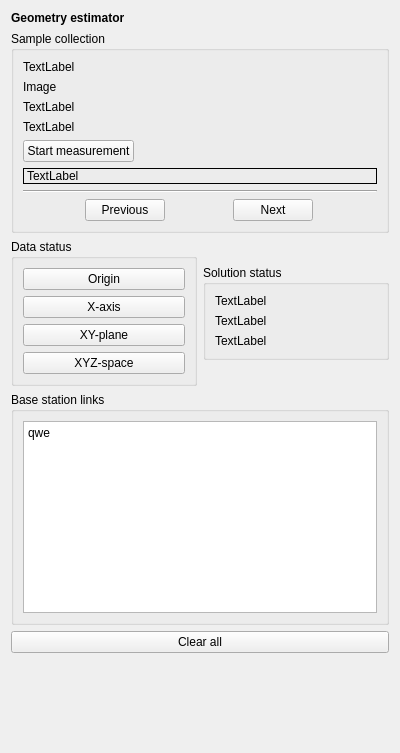
Qt form src/cfclient/ui/widgets/geo_estimator.ui (bitcraze/crazyflie-clients-python) before a commit.
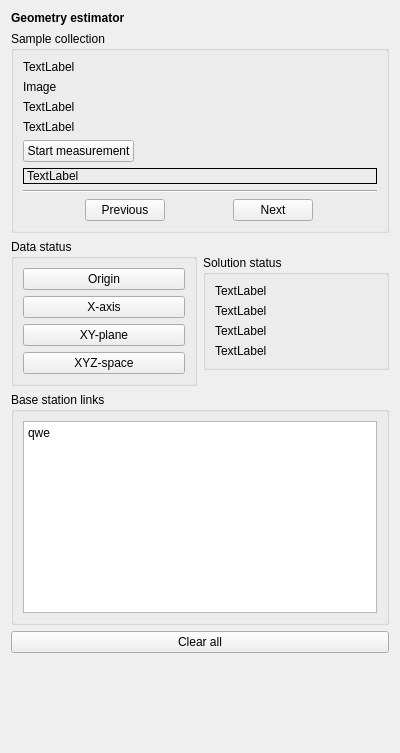
The same form after that commit.

Commit message: Show solution error

Patch:
```diff
--- a/src/cfclient/ui/widgets/geo_estimator.ui
+++ b/src/cfclient/ui/widgets/geo_estimator.ui
@@ -224,6 +224,13 @@
           </property>
          </widget>
         </item>
+        <item>
+         <widget class="QLabel" name="_solution_status_max_error">
+          <property name="text">
+           <string>TextLabel</string>
+          </property>
+         </widget>
+        </item>
         <item>
          <widget class="QLabel" name="_solution_status_uploaded">
           <property name="text">
```
The commit also changes 1 other file.
